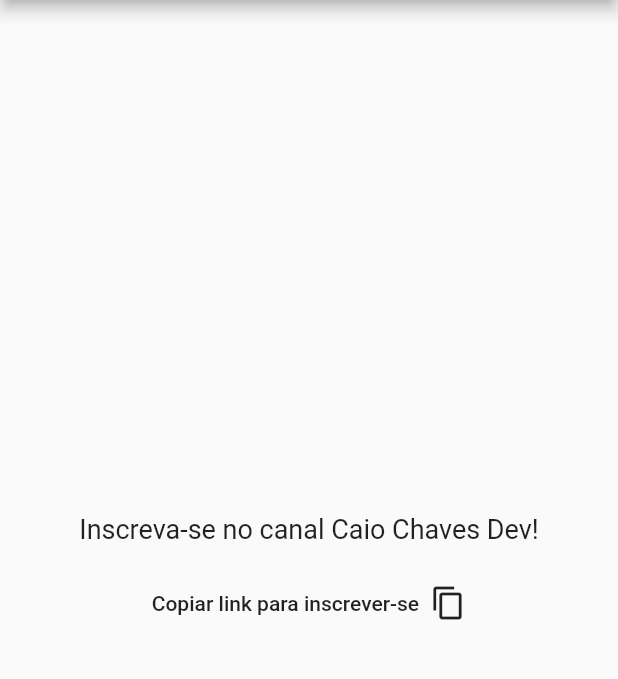
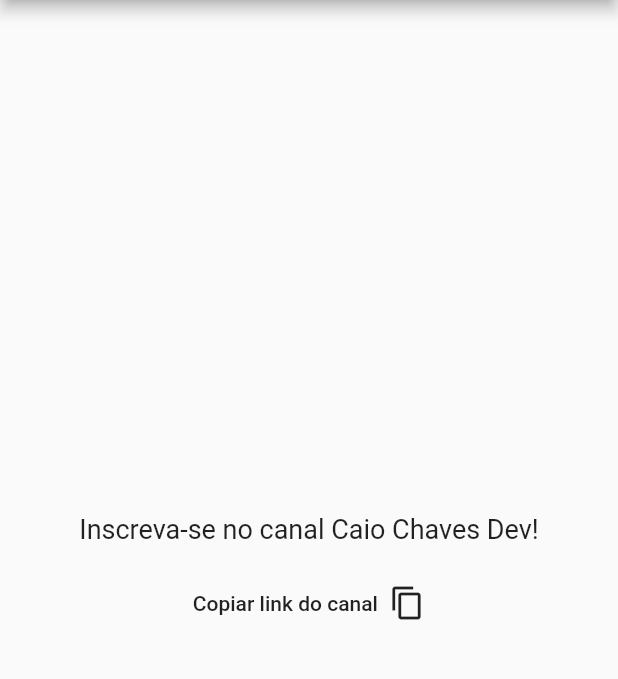
Before and after one commit to CaioCoelhoChaves/local_auth_tutorial, a Flutter app: the SecretScreen screen opened directly, on a phone screen of 412 x 824 dp, the part 84-763 px from its top. Run offline on Flutter 3.47's test engine with Material 2 defaults, Android fonts, the phone set to English and light mode, and no system bars; our stand-ins replace local_auth.

Commit message:
first commit

```diff
--- a/lib/secret_screen.dart
+++ b/lib/secret_screen.dart
@@ -27,13 +27,13 @@ class _SecretScreenState extends State<SecretScreen> {
               child: Row(
                 mainAxisSize: MainAxisSize.min,
                 children: const [
-                  Text("Copiar link para inscrever-se"),
+                  Text("Copiar link do canal"),
                   SizedBox(width: 7.5),
                   Icon(Icons.copy),
                 ],
               ),
               onPressed: () async {
-                await Clipboard.setData(const ClipboardData(text: 'https://www.youtube.com/channel/UCQj0fBYyUljEkP_bUpnqKLw'));
+                await Clipboard.setData(const ClipboardData(text: 'https://www.youtube.com/channel/UCQj0fBYyUljEkP_bUpnqKLw?sub_confirmation=1'));
                 ScaffoldMessenger.of(context).showSnackBar(const SnackBar(
                   content: Text("Link copiado com sucesso!"),
                   backgroundColor: Colors.green,
```
